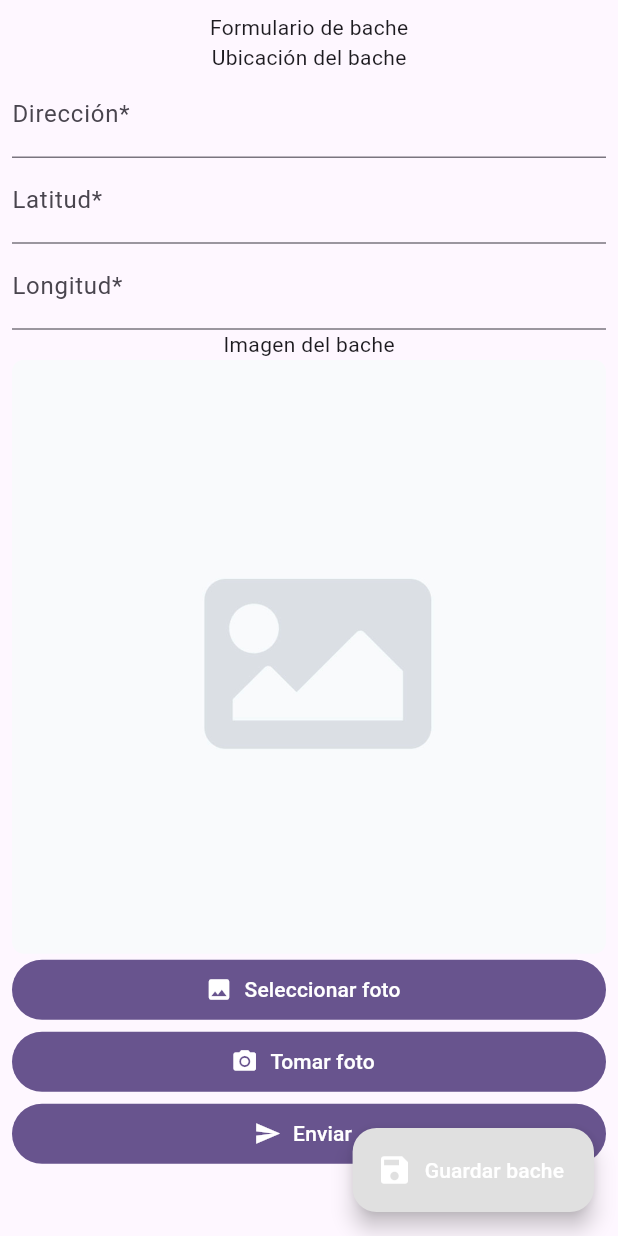
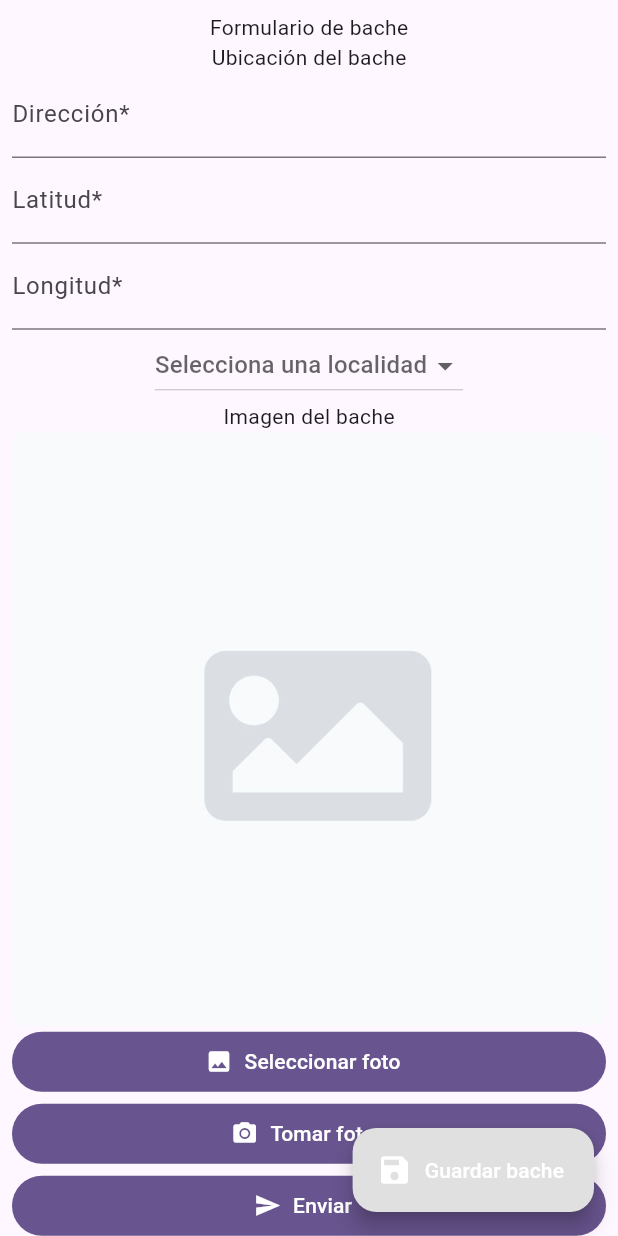
Before and after one commit to cfernandom/bache-finder-app, a Flutter app: the PotholesScreen screen opened by its route, after a tap on "Reportar bache", on a phone screen of 412 x 824 dp. Run offline on Flutter 3.47's test engine with Material 3 defaults, Android fonts, the phone set to English and light mode, and no system bars; our stand-ins replace dio, flutter_dotenv, formz, fpdart, get, image_picker and 1 more; accounts and stored records are empty; network calls fail.

Commit message:
feat(pothole): implementar campo de localidades

```diff
--- /dev/null
+++ b/lib/core/constants/locations.dart
@@ -0,0 +1,24 @@
+class Locations {
+  static List<String> bogotaLocalities = [
+    'Antonio Nariño',
+    'Barrios Unidos',
+    'Bosa',
+    'Candelaria',
+    'Chapinero',
+    'Ciudad Bolívar',
+    'Engativá',
+    'Fontibón',
+    'Kennedy',
+    'Los Mártires',
+    'Puente Aranda',
+    'Rafael Uribe Uribe',
+    'San Cristóbal',
+    'Santa Fe',
+    'Suba',
+    'Sumapaz',
+    'Teusaquillo',
+    'Tunjuelito',
+    'Usaquén',
+    'Usme'
+  ];
+}
--- a/lib/features/pothole/domain/entities/pothole.dart
+++ b/lib/features/pothole/domain/entities/pothole.dart
@@ -2,6 +2,7 @@ class Pothole {
   final String id;
   final String type;
   final String address;
+  final String locality;
   final String image;
   final String status;
   final String createdAt;
@@ -17,6 +18,7 @@ class Pothole {
     required this.id,
     required this.type,
     required this.address,
+    required this.locality,
     required this.image,
     required this.status,
     required this.createdAt,
--- a/lib/features/pothole/infrastructure/models/pothole_model.dart
+++ b/lib/features/pothole/infrastructure/models/pothole_model.dart
@@ -5,6 +5,7 @@ class PotholeModel extends Pothole {
     required super.id,
     required super.type,
     required super.address,
+    required super.locality,
     required super.image,
     required super.userId,
     required super.status,
@@ -22,6 +23,7 @@ class PotholeModel extends Pothole {
       id: json['id'].toString(),
       type: json['type'],
       address: json['address'],
+      locality: json['locality'],
       latitude: double.parse(json['latitude']),
       longitude: double.parse(json['longitude']),
       image: json['image'],
--- a/lib/features/pothole/presentation/screens/pothole_screen.dart
+++ b/lib/features/pothole/presentation/screens/pothole_screen.dart
@@ -1,5 +1,6 @@
 import 'package:bache_finder_app/features/pothole/presentation/controllers/forms/pothole_form_controller.dart';
 import 'package:bache_finder_app/features/pothole/presentation/controllers/pothole_controller.dart';
+import 'package:bache_finder_app/features/pothole/presentation/widgets/locality_selector_widget.dart';
 import 'package:bache_finder_app/features/shared/presentation/widgets/icon_button_widget.dart';
 import 'package:bache_finder_app/features/shared/presentation/widgets/image_viewer_widget.dart';
 import 'package:bache_finder_app/features/shared/presentation/widgets/text_field_widget.dart';
@@ -105,6 +106,7 @@ class _FormView extends StatelessWidget {
         _AddressInput(),
         _LatitudeInput(),
         _LongitudeInput(),
+        _LocalitySelector(),
         Text('Imagen del bache'),
         _ImageViewer(),
         _UploadPhotoButton(),
@@ -128,6 +130,20 @@ class _AddressInput extends GetView<PotholeFormController> {
         onChanged: controller.onAddressChanged,
         errorMessage:
             controller.isPosted ? controller.address.value.errorMessage : null,
+      ),
+    );
+  }
+}
+
+class _LocalitySelector extends GetView<PotholeFormController> {
+  const _LocalitySelector();
+
+  @override
+  Widget build(BuildContext context) {
+    return Obx(
+      () => LocalitySelectorWidget(
+        onChanged: controller.onLocalityChanged,
+        initialValue: controller.locality.value.value,
       ),
     );
   }
--- /dev/null
+++ b/lib/features/pothole/presentation/widgets/locality_selector_widget.dart
@@ -0,0 +1,47 @@
+import 'package:bache_finder_app/core/constants/locations.dart';
+import 'package:flutter/material.dart';
+import 'package:get/get.dart';
+
+class LocalitySelectorWidget extends StatelessWidget {
+  final void Function(String?) onChanged;
+  final String? initialValue;
+
+  const LocalitySelectorWidget({
+    super.key,
+    required this.onChanged,
+    this.initialValue,
+  });
+
+  @override
+  Widget build(BuildContext context) {
+    final LocalitySelectorController controller =
+        Get.put(LocalitySelectorController());
+
+    controller.selectedLocality.value = initialValue;
+
+    return Obx(() {
+      return DropdownButton<String>(
+        hint: const Text('Selecciona una localidad'),
+        value: controller.selectedLocality.value,
+        items: Locations.bogotaLocalities.map((String locality) {
+          return DropdownMenuItem<String>(
+            value: locality,
+            child: Text(locality),
+          );
+        }).toList(),
+        onChanged: (newValue) {
+          controller.updateLocality(newValue);
+          onChanged(newValue);
+        },
+      );
+    });
+  }
+}
+
+class LocalitySelectorController extends GetxController {
+  var selectedLocality = Rxn<String>();
+
+  void updateLocality(String? newLocality) {
+    selectedLocality.value = newLocality;
+  }
+}
--- /dev/null
+++ b/lib/features/shared/infrastructure/inputs/locality_input.dart
@@ -0,0 +1,24 @@
+import 'package:bache_finder_app/core/constants/locations.dart';
+import 'package:formz/formz.dart';
+
+enum LocalityInputValidationError { empty }
+
+class LocalityInput extends FormzInput<String?, LocalityInputValidationError> {
+  const LocalityInput.pure(super.value) : super.pure();
+  const LocalityInput.dirty(super.value) : super.dirty();
+
+  @override
+  LocalityInputValidationError? validator(String? value) {
+    if (value == null || !Locations.bogotaLocalities.contains(value)) {
+      return LocalityInputValidationError.empty;
+    }
+    return null;
+  }
+
+  String? get errorMessage {
+    final error = this.error;
+    if (error == null) return null;
+    if (error == LocalityInputValidationError.empty) return 'La localidad es obligatoria';
+    return null;
+  }
+}
```
Also changed, not shown: lib/features/pothole/presentation/controllers/forms/pothole_form_controller.dart (+24 -1 lines).
